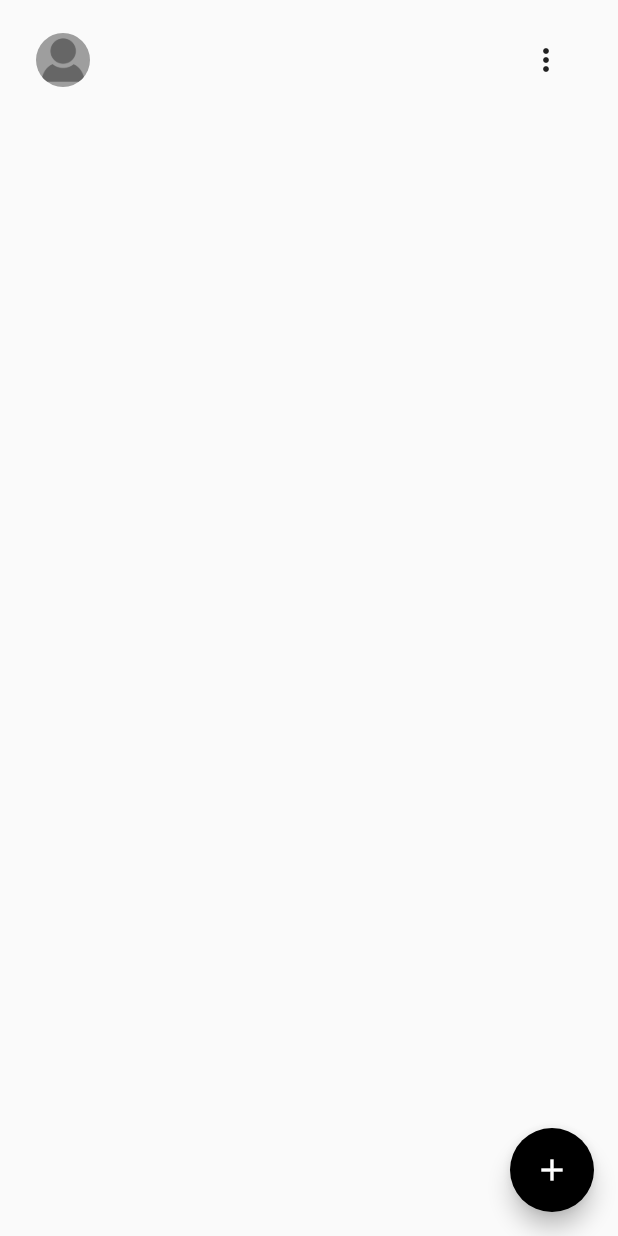
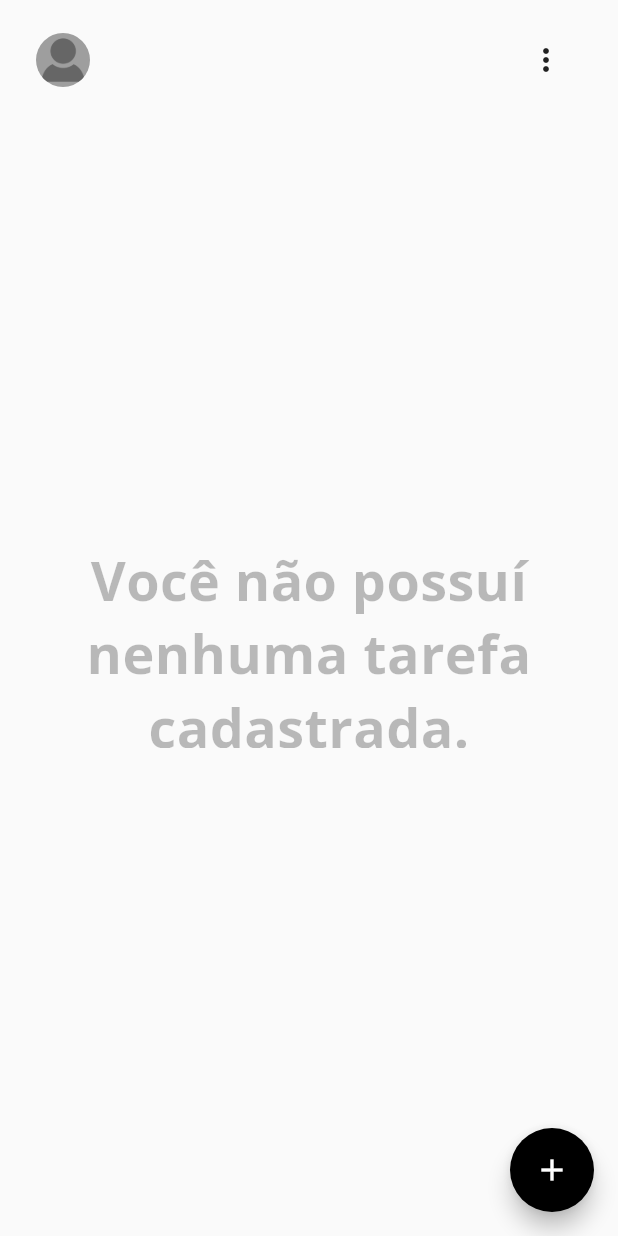
Before and after one commit to lucas404x/pafaze-app, a Flutter app: the screen it shows after launch, after a tap on the "add" icon, on a phone screen of 412 x 824 dp. Run offline on Flutter 3.47's test engine with Material 2 defaults, Android fonts, the light colour scheme and no system bars; our stand-ins replace get_it, google_fonts, hive, hive_flutter, stacked; accounts and stored records are empty.

Commit message:
Implemented mvvm on home_page

```diff
--- a/lib/controllers/home_controller.dart
+++ /dev/null
@@ -1,13 +0,0 @@
-import '../data/models/task_model.dart';
-import '../services/storage_service.dart';
-
-class HomeController {
-  late final StorageService _storageService;
-
-  HomeController(this._storageService);
-
-  Future<List<TaskModel>> getTasks() async {
-    var tasks = await _storageService.getTasks();
-    return tasks;
-  }
-}
--- /dev/null
+++ b/lib/viewmodels/home_viewmodel.dart
@@ -0,0 +1,15 @@
+import 'package:flutter/cupertino.dart';
+import 'package:pafaze/services/storage_service.dart';
+import '../data/models/task_model.dart';
+
+class HomeViewModel extends ChangeNotifier {
+  List<TaskModel> tasks = List.empty(growable: true);
+  final StorageService _storageService;
+
+  HomeViewModel(this._storageService);
+
+  void updateTasks() async {
+    tasks = await _storageService.getTasks();
+    notifyListeners();
+  }
+}
--- a/lib/views/home_page.dart
+++ b/lib/views/home_page.dart
@@ -1,43 +1,36 @@
 import 'package:flutter/material.dart';
-import 'package:pafaze/data/models/task_model.dart';
-import '../controllers/home_controller.dart';
-import '../services/storage_service.dart';
+import 'package:get_it/get_it.dart';
+import 'package:pafaze/services/storage_service.dart';
+import 'package:pafaze/viewmodels/home_viewmodel.dart';
+import 'package:pafaze/widgets/background_text.dart';
+import 'package:pafaze/widgets/user_profile.dart';
+import 'package:stacked/stacked.dart';
 import '../data/enumerators/enum_task_sort_mode.dart';
-import '../main.dart';
 
-class HomePage extends StatefulWidget {
+class HomePage extends StatelessWidget {
   const HomePage({Key? key}) : super(key: key);
 
   @override
-  _HomePageState createState() => _HomePageState();
-}
-
-class _HomePageState extends State<HomePage> {
-  @override
   Widget build(BuildContext context) {
-    final _homeController = HomeController(getIt<StorageService>());
-
-    return Scaffold(
+    return ViewModelBuilder<HomeViewModel>.reactive(
+        viewModelBuilder: () => HomeViewModel(GetIt.I.get<StorageService>()),
+        onModelReady: (viewModel) => viewModel.updateTasks(),
+        builder: (context, viewModel, child) => Scaffold(
               body: SafeArea(
                   child: Padding(
-        padding: const EdgeInsets.symmetric(horizontal: 24, vertical: 16),
+                      padding: const EdgeInsets.symmetric(
+                          horizontal: 24, vertical: 16),
                       child: Column(
                         crossAxisAlignment: CrossAxisAlignment.stretch,
                         children: [
                           Row(
                             mainAxisAlignment: MainAxisAlignment.spaceBetween,
                             children: [
-                const SizedBox(
-                  width: 36,
-                  height: 36,
-                  child: CircleAvatar(
-                    backgroundColor: Colors.grey,
-                    backgroundImage:
-                        AssetImage("assets/images/default_avatar.png"),
-                  ),
-                ),
+                              const UserProfile(
+                                  image: "assets/images/default_avatar.png"),
                               PopupMenuButton<TaskSortMode>(
-                    itemBuilder: (context) => <PopupMenuEntry<TaskSortMode>>[
+                                  itemBuilder: (context) =>
+                                      <PopupMenuEntry<TaskSortMode>>[
                                         const PopupMenuItem<TaskSortMode>(
                                           value: TaskSortMode.date,
                                           child: Text("Data"),
@@ -57,40 +50,26 @@ class _HomePageState extends State<HomePage> {
                                       ])
                             ],
                           ),
-            FutureBuilder<List<TaskModel>>(
-                future: _homeController.getTasks(),
-                builder: (context, snapshot) {
-                  if (snapshot.hasError) {
-                    return const Center(
+                          Expanded(
+                              child: viewModel.tasks.isEmpty
+                                  ? const Align(
+                                      alignment: Alignment.center,
+                                      child: BackgroundText(
+                                          text:
+                                              "Você não possuí nenhuma tarefa cadastrada."),
+                                    )
+                                  : ListView.builder(
+                                      itemCount: viewModel.tasks.length,
+                                      itemBuilder: (context, index) => Center(
                                             child: Text(
-                          "Não conseguimos recuperar as suas tarefas! Tente novamente mais tarde."),
-                    );
-                  }
-
-                  switch (snapshot.connectionState) {
-                    case ConnectionState.active:
-                    case ConnectionState.done:
-                      var tasks = snapshot.data;
-                      return Expanded(child: _returnListViewWithTasks(tasks));
-                    default:
-                      return const Center(
-                        child: CircularProgressIndicator(),
-                      );
-                  }
-                })
+                                                viewModel.tasks[index].title),
+                                          )))
                         ],
-        ),
-      )),
+                      ))),
               floatingActionButton: FloatingActionButton(
                   onPressed: () {},
                   backgroundColor: Theme.of(context).primaryColor,
-        child: const Icon(Icons.add),
-      ),
-    );
+                  child: const Icon(Icons.add)),
+            ));
   }
 }
-
-ListView _returnListViewWithTasks(List<TaskModel>? tasks) {
-  return ListView.builder(
-      itemCount: tasks?.length, itemBuilder: (context, index) => Container());
-}
--- /dev/null
+++ b/lib/widgets/background_text.dart
@@ -0,0 +1,18 @@
+import 'package:flutter/material.dart';
+
+class BackgroundText extends StatelessWidget {
+  final String text;
+  const BackgroundText({Key? key, required this.text}) : super(key: key);
+
+  @override
+  Widget build(BuildContext context) {
+    return Opacity(
+      opacity: 0.3,
+      child: Text(
+        text,
+        textAlign: TextAlign.center,
+        style: const TextStyle(fontSize: 36, fontWeight: FontWeight.bold),
+      ),
+    );
+  }
+}
--- /dev/null
+++ b/lib/widgets/user_profile.dart
@@ -0,0 +1,18 @@
+import 'package:flutter/material.dart';
+
+class UserProfile extends StatelessWidget {
+  final String image;
+  const UserProfile({Key? key, required this.image}) : super(key: key);
+
+  @override
+  Widget build(BuildContext context) {
+    return SizedBox(
+      width: 36,
+      height: 36,
+      child: CircleAvatar(
+        backgroundColor: Colors.grey,
+        backgroundImage: AssetImage(image),
+      ),
+    );
+  }
+}
```
Lines whose indentation alone changed are shown as unchanged.
